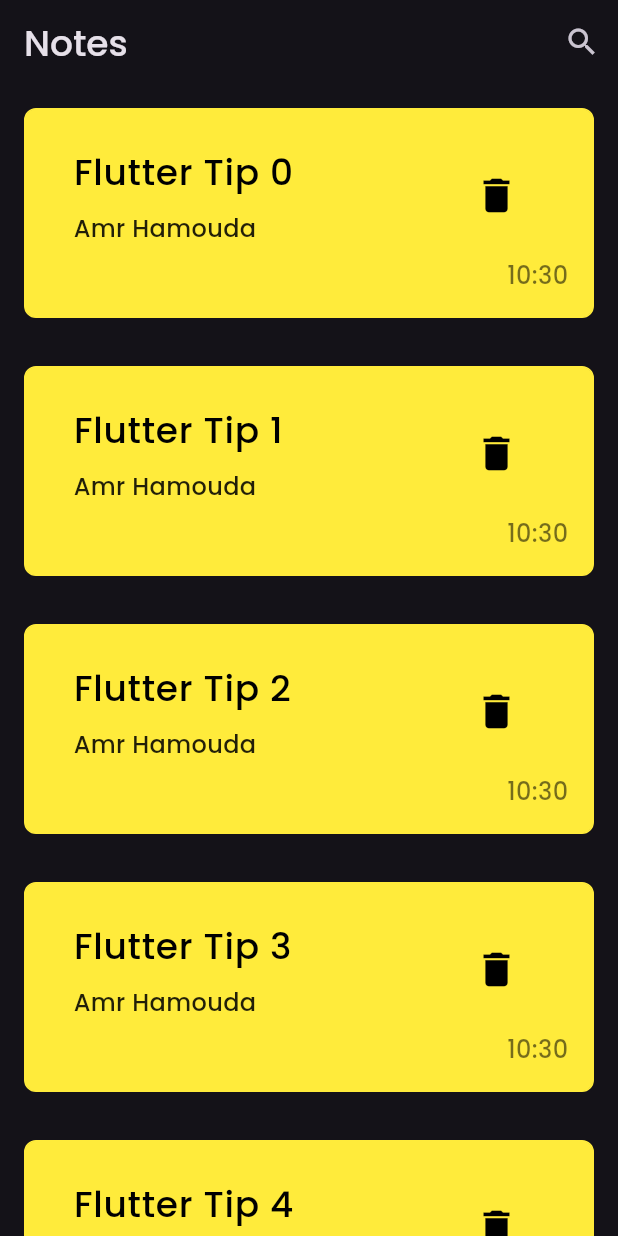
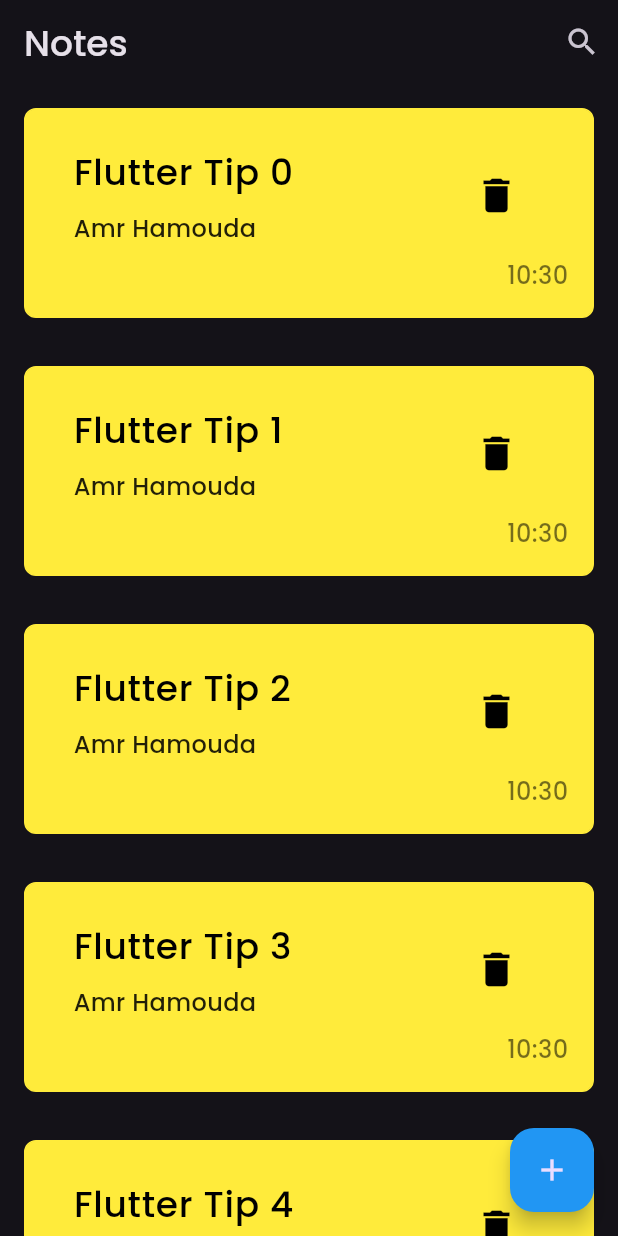
Before and after one commit to amro3z/note_hive, a Flutter app: the screen it shows after launch, on a phone screen of 412 x 824 dp. Run offline on Flutter 3.47's test engine with Material 3 defaults, Android fonts, the phone set to English and light mode, and no system bars.

Commit message:
add floatActionButton

```diff
--- a/lib/screens/home.dart
+++ b/lib/screens/home.dart
@@ -7,6 +7,13 @@ class HomeScreen extends StatelessWidget {
   @override
   Widget build(BuildContext context) {
     return Scaffold(
+      floatingActionButton: FloatingActionButton(
+        backgroundColor: Colors.blue,
+        onPressed: () {
+          // Action for adding a new note
+        },
+        child: const Icon(Icons.add),
+      ),
       appBar: AppBar(
         scrolledUnderElevation: 0,
         elevation: 0,
@@ -21,7 +28,7 @@ class HomeScreen extends StatelessWidget {
         ),
         actions: [
           IconButton(
-            icon: const Icon(Icons.search ,),
+            icon: const Icon(Icons.search),
             onPressed: () {
               // Action for adding a new note
             },
```
